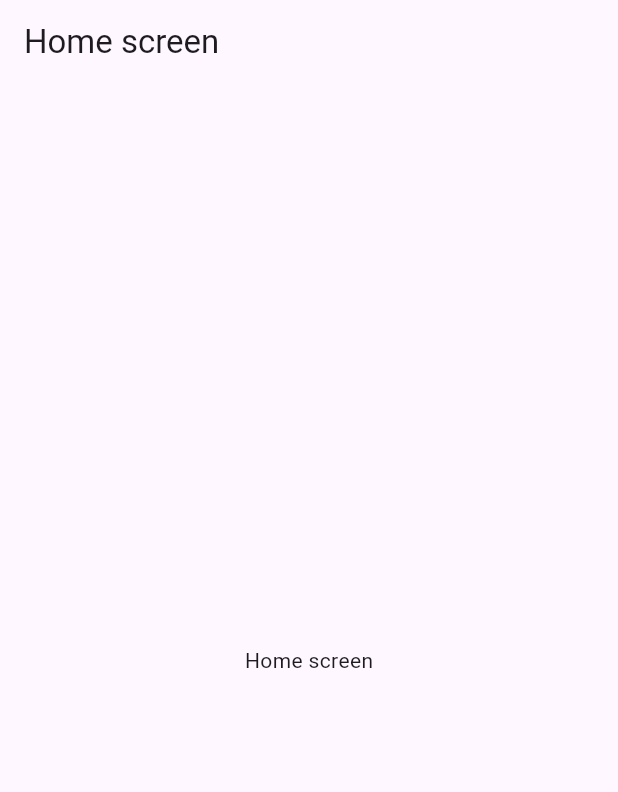
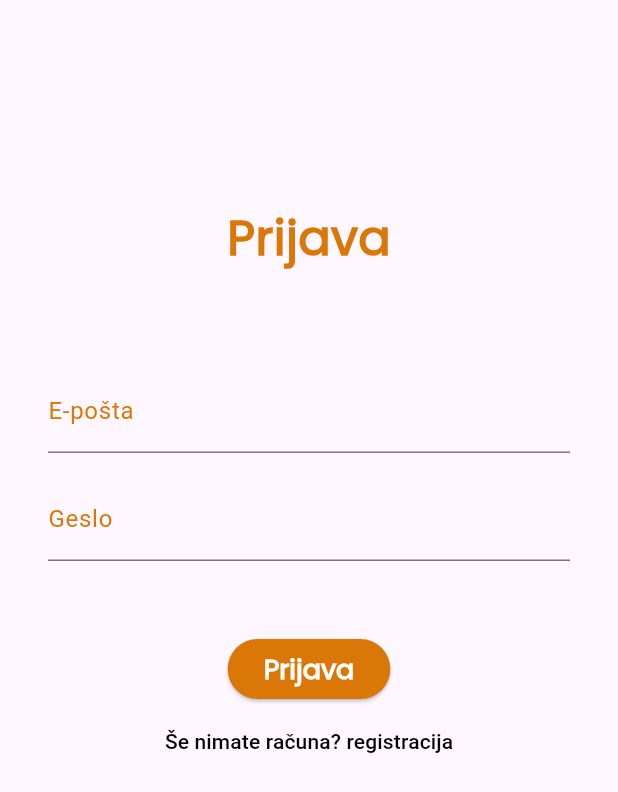
Before and after one commit to MajaR46/TVA, a Flutter app: the screen it shows after launch, after a tap on "Naprej", after a tap on "Preskoči", on a phone screen of 412 x 824 dp. Shown: the top 792 px of the screen. Run offline on Flutter 3.47's test engine with Material 3 defaults, Android fonts, the phone set to English and light mode, and no system bars; our stand-ins replace firebase_auth, firebase_core, firebase_database; accounts and stored records are empty; network calls fail.

Commit message:
added registration and login

```diff
--- a/lib/main.dart
+++ b/lib/main.dart
@@ -1,8 +1,14 @@
 import 'package:flutter/material.dart';
+import 'firebase_options.dart';
+import 'package:firebase_core/firebase_core.dart';
 import 'package:foodie/screens/splash_screen.dart';
 
-void main() {
-  runApp(const MyApp());
+void main() async {
+  WidgetsFlutterBinding.ensureInitialized();
+  await Firebase.initializeApp(
+    options: DefaultFirebaseOptions.currentPlatform,
+  );
+  runApp(MyApp());
 }
 
 class MyApp extends StatelessWidget {
--- a/lib/screens/home_screen.dart
+++ b/lib/screens/home_screen.dart
@@ -1,4 +1,8 @@
 import 'package:flutter/material.dart';
+import 'package:firebase_database/firebase_database.dart';
+
+//firebase baza
+FirebaseDatabase database = FirebaseDatabase.instance;
 
 class HomeScreen extends StatelessWidget {
   const HomeScreen({super.key});
--- /dev/null
+++ b/lib/screens/login.dart
@@ -0,0 +1,127 @@
+import 'package:flutter/material.dart';
+import 'package:firebase_auth/firebase_auth.dart';
+import 'package:foodie/auth_service.dart';
+import 'package:foodie/screens/home_screen.dart';
+import 'package:foodie/screens/registration.dart';
+
+class LoginScreen extends StatefulWidget {
+  @override
+  _LoginScreenState createState() => _LoginScreenState();
+}
+
+class _LoginScreenState extends State<LoginScreen> {
+  String? errorMessage = '';
+  bool login = true;
+  bool isLoading = false;
+
+  final TextEditingController _emailController = TextEditingController();
+  final TextEditingController _passwordController = TextEditingController();
+
+  void navigateToRegister() {
+    Navigator.of(context).pushReplacement(
+      MaterialPageRoute(builder: (context) => RegisterScreen()),
+    );
+  }
+
+  Future<void> signInWithEmailAndPassword() async {
+    try {
+      await AuthService().signInWithEmailAndPassword(
+          email: _emailController.text, password: _passwordController.text);
+      Navigator.of(context).pushReplacement(
+          MaterialPageRoute(builder: (context) => const HomeScreen()));
+    } on FirebaseAuthException catch (e) {
+      setState(() {
+        errorMessage = e.message;
+      });
+    }
+  }
+
+  @override
+  Widget build(BuildContext context) {
+    return Scaffold(
+      body: Padding(
+        padding: const EdgeInsets.only(top: 120, left: 16, right: 16),
+        child: SingleChildScrollView(
+          child: Padding(
+            padding: const EdgeInsets.all(16.0),
+            child: Column(
+              mainAxisAlignment: MainAxisAlignment.center,
+              children: <Widget>[
+                const Text(
+                  'Prijava',
+                  style: TextStyle(
+                    fontSize: 32,
+                    fontWeight: FontWeight.w800,
+                    fontFamily: 'Poppins',
+                    color: Color(0xffdb7706),
+                  ),
+                ),
+                const SizedBox(height: 64.0),
+                TextField(
+                  controller: _emailController,
+                  decoration: InputDecoration(
+                    labelText: 'E-pošta',
+                    labelStyle: TextStyle(color: Color(0xffdb7706)),
+                    focusedBorder: OutlineInputBorder(
+                        borderSide: const BorderSide(color: Color(0xffdb7706)),
+                        borderRadius: BorderRadius.circular(25)),
+                  ),
+                ),
+                const SizedBox(height: 16.0),
+                TextField(
+                  controller: _passwordController,
+                  decoration: InputDecoration(
+                    labelText: 'Geslo',
+                    labelStyle: TextStyle(color: Color(0xffdb7706)),
+                    focusedBorder: OutlineInputBorder(
+                        borderSide: BorderSide(color: Color(0xffdb7706)),
+                        borderRadius: BorderRadius.circular(25)),
+                  ),
+                  obscureText: true,
+                ),
+                const SizedBox(height: 16.0),
+                Padding(
+                  padding: const EdgeInsets.only(top: 32.0),
+                  child: ElevatedButton(
+                    style: ElevatedButton.styleFrom(
+                      backgroundColor: const Color(0xffdb7706),
+                      textStyle: const TextStyle(color: Colors.white),
+                    ),
+                    onPressed: signInWithEmailAndPassword,
+                    child: isLoading
+                        ? const CircularProgressIndicator(
+                            valueColor:
+                                AlwaysStoppedAnimation<Color>(Colors.white),
+                          )
+                        : const Text(
+                            'Prijava',
+                            style: TextStyle(
+                              fontSize: 18,
+                              fontWeight: FontWeight.w800,
+                              fontFamily: 'Poppins',
+                              color: Colors.white,
+                            ),
+                          ),
+                  ),
+                ),
+                if (errorMessage != null && errorMessage!.isNotEmpty)
+                  Padding(
+                    padding: const EdgeInsets.symmetric(vertical: 16.0),
+                    child: Text(
+                      errorMessage!,
+                      style: const TextStyle(color: Colors.red),
+                    ),
+                  ),
+                TextButton(
+                  onPressed: navigateToRegister,
+                  child: const Text('Še nimate računa? registracija',
+                      style: TextStyle(color: Colors.black)),
+                ),
+              ],
+            ),
+          ),
+        ),
+      ),
+    );
+  }
+}
--- a/lib/screens/onboarding_screen.dart
+++ b/lib/screens/onboarding_screen.dart
@@ -1,5 +1,5 @@
 import 'package:flutter/material.dart';
-import 'package:foodie/screens/home_screen.dart';
+import 'package:foodie/screens/login.dart';
 
 class OnBoardingScreen extends StatefulWidget {
   const OnBoardingScreen({Key? key}) : super(key: key);
@@ -81,7 +81,7 @@ class _OnBoardingScreenState extends State<OnBoardingScreen> {
                   onPressed: () {
                     if (_pageIndex == data.length - 1) {
                       Navigator.of(context).pushReplacement(MaterialPageRoute(
-                          builder: (context) => const HomeScreen()));
+                          builder: (context) => LoginScreen()));
                     } else {
                       _pageController.nextPage(
                         duration: const Duration(milliseconds: 300),
@@ -113,8 +113,8 @@ class _OnBoardingScreenState extends State<OnBoardingScreen> {
                   ),
                 ),
                 onPressed: () {
-                  Navigator.of(context).pushReplacement(MaterialPageRoute(
-                      builder: (context) => const HomeScreen()));
+                  Navigator.of(context).pushReplacement(
+                      MaterialPageRoute(builder: (context) => LoginScreen()));
                 },
                 child: const Text("Preskoči"),
               ),
--- a/pubspec.yaml
+++ b/pubspec.yaml
@@ -35,6 +35,9 @@ dependencies:
   # The following adds the Cupertino Icons font to your application.
   # Use with the CupertinoIcons class for iOS style icons.
   cupertino_icons: ^1.0.6
+  firebase_core: ^2.31.1
+  firebase_database: ^10.5.6
+  firebase_auth: ^4.19.6
 
 dev_dependencies:
   flutter_test:
```
Also changed, not shown: lib/auth_service.dart (added, +31 -0 lines), lib/screens/registration.dart (added, +156 -0 lines), assets/images/blob.png (added), assets/images/blob2.png (added), firebase.json (added), lib/firebase_options.dart (added), pubspec.lock, 6 other files.
